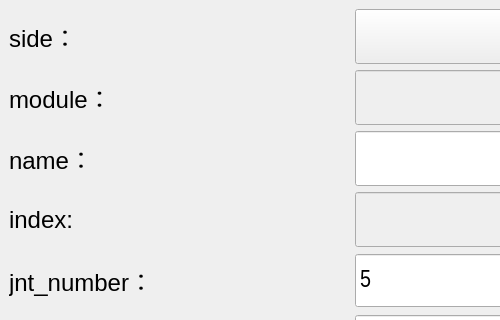
The window that bind/ui/setup/chainEP_ui.ui (MuZiMuZi/muziToolset) describes before a commit, drawn with Qt 5; both pictures show x 0 to 500 and y 0 to 320 of the 703 by 620 pixel window.
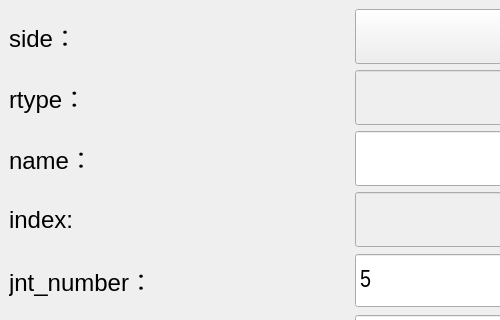
The same window after the commit.

Commit message: 将module改为rtype，绑定的类型减少歧义

```diff
--- a/bind/ui/setup/chainEP_ui.ui
+++ b/bind/ui/setup/chainEP_ui.ui
@@ -95,7 +95,7 @@
            <enum>Qt::LeftToRight</enum>
           </property>
           <property name="text">
-           <string>module：</string>
+           <string>rtype：</string>
           </property>
           <property name="alignment">
            <set>Qt::AlignLeading|Qt::AlignLeft|Qt::AlignVCenter</set>
```
Left out of the diff: 2 changed lines with no effect on the pictures. The commit also changes 16 other files.
